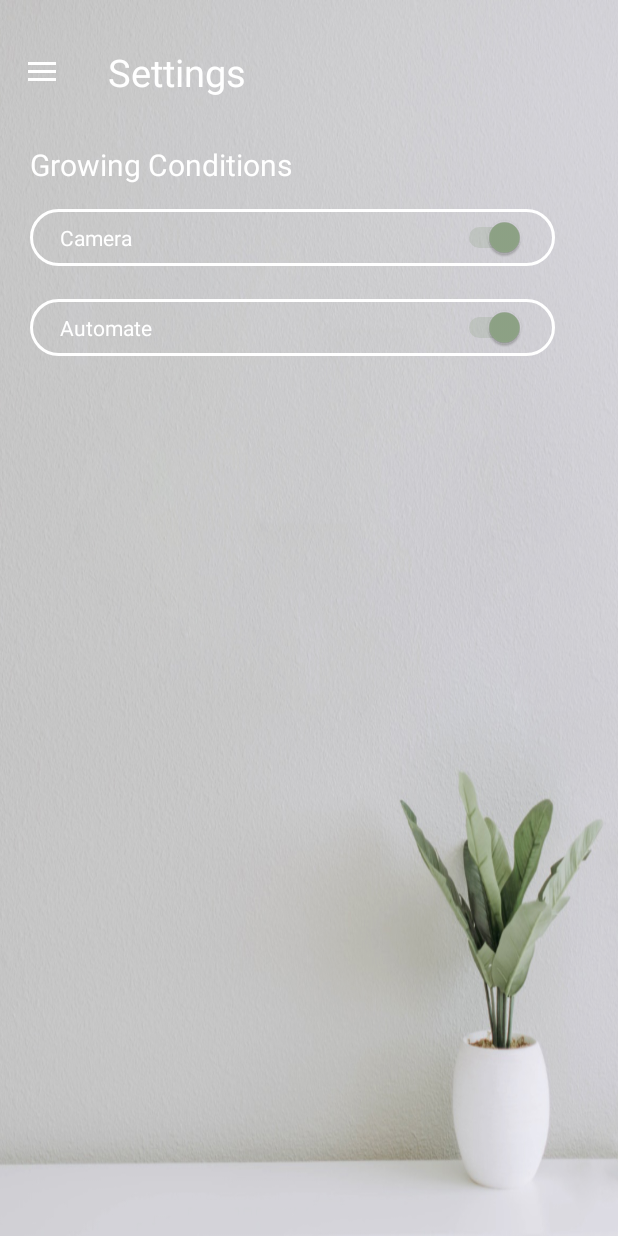
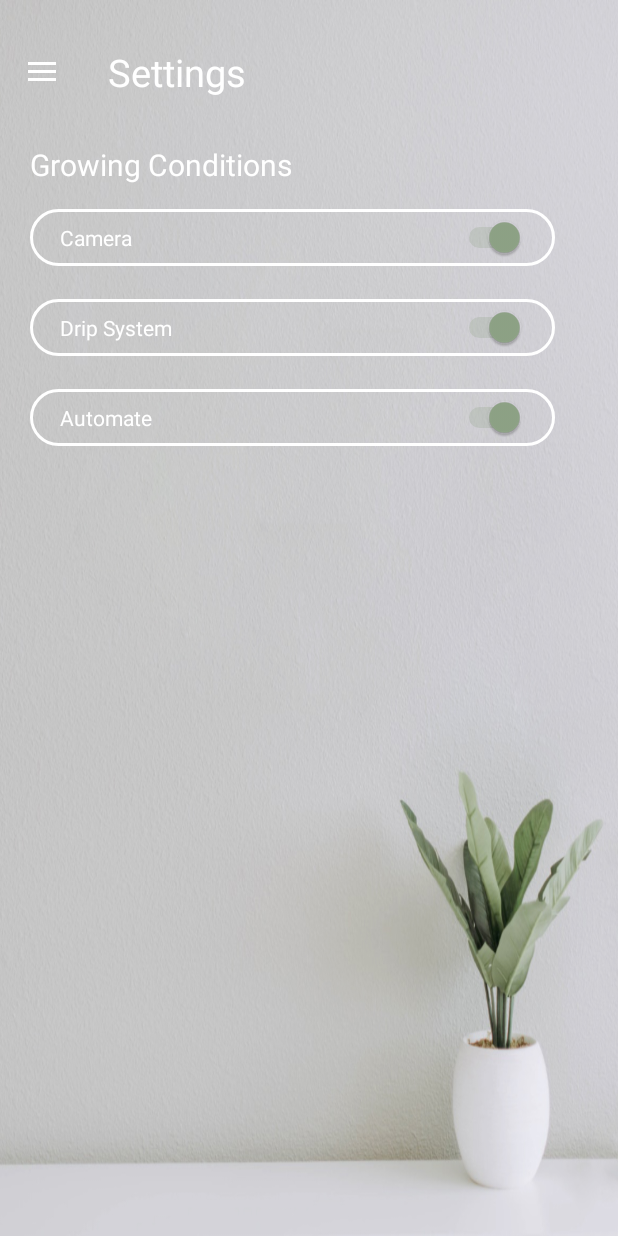
Before and after one commit to HabaN3r0/Refarden_app, an Android app: the screen it shows after launch once a user with an empty profile is signed in (MainActivity), after a tap on "Settings", on a phone screen of 412 x 824 dp. Run offline under Robolectric (Android 15) with nearby library versions, the phone set to English and light mode, and no system bars; our stand-ins replace Firebase (no records; nobody signed in at launch, a user with empty details on screens opened directly); 1 other tap on this screen came first.

Commit message:
Drip system button in settings

```diff
--- a/Android/app/src/main/java/kenneth/com/refardenapp/SettingsFragment.java
+++ b/Android/app/src/main/java/kenneth/com/refardenapp/SettingsFragment.java
@@ -42,6 +42,7 @@ public class SettingsFragment extends Fragment {
     private static final String TAG = "Settings Fragment";
     private Switch autoSwitch;
     private Switch mCameraSwitch;
+    private Switch mDripSwitch;
     private SeekBar tempSeek;
     private Switch mLightSwitch;
     private SeekBar concSeek;
@@ -71,6 +72,7 @@ public class SettingsFragment extends Fragment {
         getActivity().setTitle("Settings");
 
         mCameraSwitch = view.findViewById(R.id.settingsCameraSwitch);
+        mDripSwitch = view.findViewById(R.id.settingsDripSystemSwitch);
 
         autoSwitch = view.findViewById(R.id.settingsAutomateSwitch);
         settingsTemp = view.findViewById(R.id.settingsTemperature);
@@ -151,6 +153,19 @@ public class SettingsFragment extends Fragment {
                 }
         );
 
+        mDripSwitch.setOnClickListener(
+                new View.OnClickListener() {
+                    @Override
+                    public void onClick(View v) {
+                        if (mDripSwitch.isChecked()) {
+                            myRef.child("Drip System").setValue("True");
+                        } else {
+                            myRef.child("Drip System").setValue("False");
+                        }
+                    }
+                }
+        );
+
         mLightSwitch.setOnClickListener(
                 new View.OnClickListener() {
                     @Override
@@ -200,9 +215,10 @@ public class SettingsFragment extends Fragment {
 
     public void checkAutomate(DataSnapshot dataSnapshot, View view, DatabaseReference myRef){
         String automateCheck = "on";
-        String  cameraCheck = "False";
+        String cameraCheck = "False";
+        String dripCheck = "False";
         String temperatureCheck = "0";
-        String lightCheck = "False";
+        String lightCheck = "True";
         String concentrationCheck = "0";
         String frequencyCheck = "0";
 
@@ -217,6 +233,13 @@ public class SettingsFragment extends Fragment {
                     mCameraSwitch.setChecked(true);
                 } else {
                     mCameraSwitch.setChecked(false);
+                }
+            } else if (ds.getKey().equals("Drip System")) {
+                dripCheck = ds.getValue().toString();
+                if (dripCheck.equals("True")) {
+                    mDripSwitch.setChecked(true);
+                } else {
+                    mDripSwitch.setChecked(false);
                 }
             } else if (ds.getKey().equals("Temperature")) {
                 temperatureCheck = ds.getValue().toString();
--- a/Android/app/src/main/res/layout/fragment_settings.xml
+++ b/Android/app/src/main/res/layout/fragment_settings.xml
@@ -35,6 +35,35 @@
 
         <Switch
             android:id="@+id/settingsCameraSwitch"
+            android:layout_width="50dp"
+            android:layout_height="30dp"
+            android:layout_gravity="center"
+            android:layout_marginStart="140dp"
+            android:checked="true"
+            android:theme="@style/Switch"/>
+
+    </LinearLayout>
+
+    <LinearLayout
+        android:id="@+id/settingsDripSystem"
+        android:layout_width="350dp"
+        android:layout_height="50dp"
+        android:layout_marginStart="20dp"
+        android:layout_marginTop="10dp"
+        android:orientation="horizontal"
+        android:background="@drawable/transparent_bg_bordered_button">
+
+        <TextView
+            android:id="@+id/settingsDripSystemText"
+            android:layout_width="120dp"
+            android:layout_height="wrap_content"
+            android:layout_marginStart="20dp"
+            android:textColor="@color/white"
+            android:layout_gravity="center"
+            android:text="Drip System"/>
+
+        <Switch
+            android:id="@+id/settingsDripSystemSwitch"
             android:layout_width="50dp"
             android:layout_height="30dp"
             android:layout_gravity="center"
```
